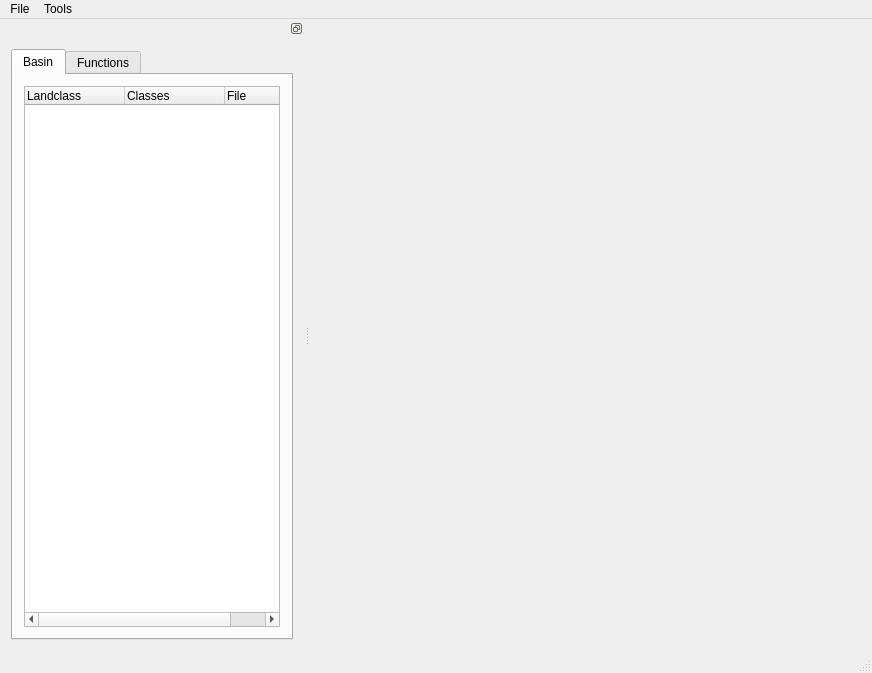
The window that ui/mainwindow.ui (Chrismarsh/CRHM-tools) describes before a commit, drawn with Qt 5.
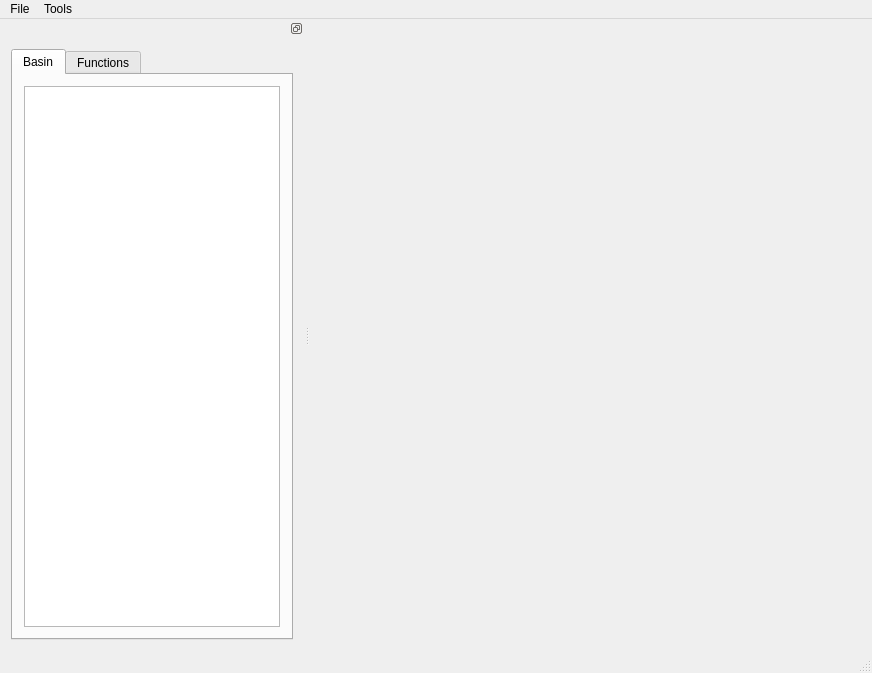
The same window after the commit. The open tabs and pages were chosen to show the change.

Commit message: Rewrite to use Qtreeview for lc_tree Change plot background Fix HRU context menus

```diff
--- a/ui/mainwindow.ui
+++ b/ui/mainwindow.ui
@@ -85,25 +85,16 @@
         </attribute>
         <layout class="QHBoxLayout" name="horizontalLayout">
          <item>
-          <widget class="QTreeWidget" name="lc_tree">
+          <widget class="QTreeView" name="lc_treeview">
            <property name="contextMenuPolicy">
             <enum>Qt::CustomContextMenu</enum>
            </property>
-           <column>
-            <property name="text">
-             <string>Landclass</string>
-            </property>
-           </column>
-           <column>
-            <property name="text">
-             <string>Classes</string>
-            </property>
-           </column>
-           <column>
-            <property name="text">
-             <string>File</string>
-            </property>
-           </column>
+           <property name="editTriggers">
+            <set>QAbstractItemView::NoEditTriggers</set>
+           </property>
+           <property name="headerHidden">
+            <bool>true</bool>
+           </property>
           </widget>
          </item>
         </layout>
```
Left out of the diff: 2 changed lines with no effect on the pictures. The commit also changes 3 other files.
